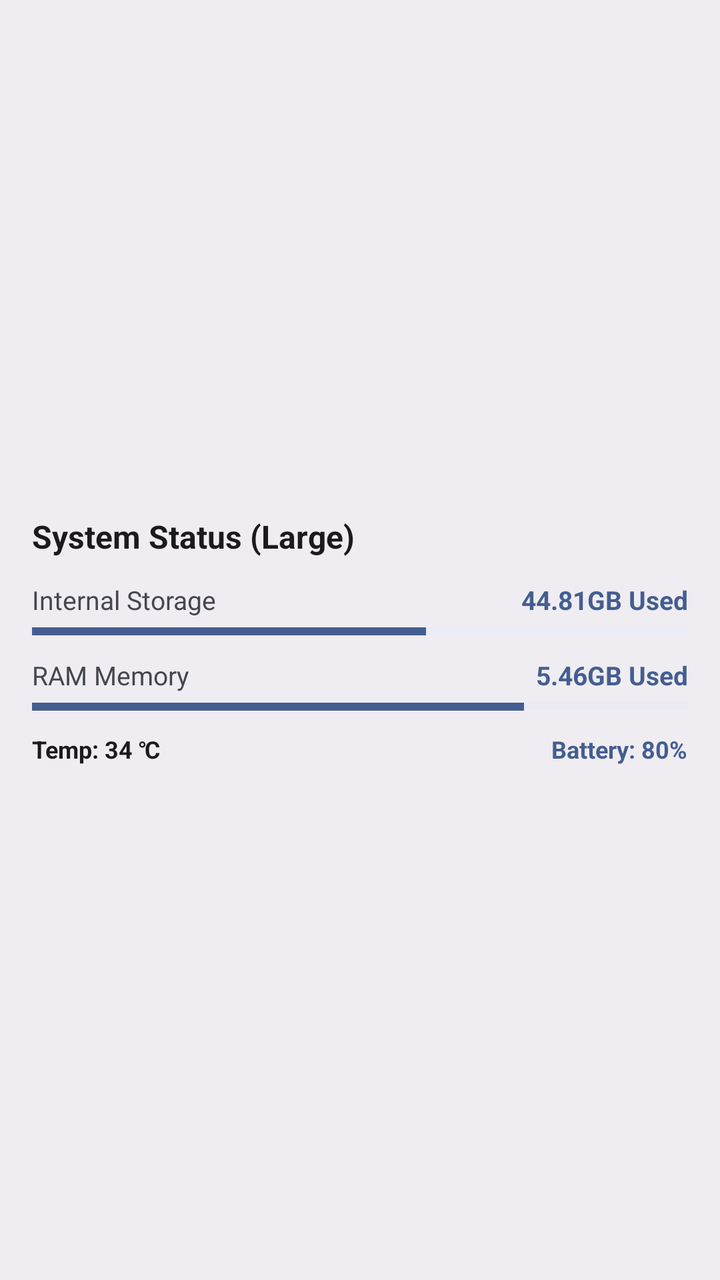
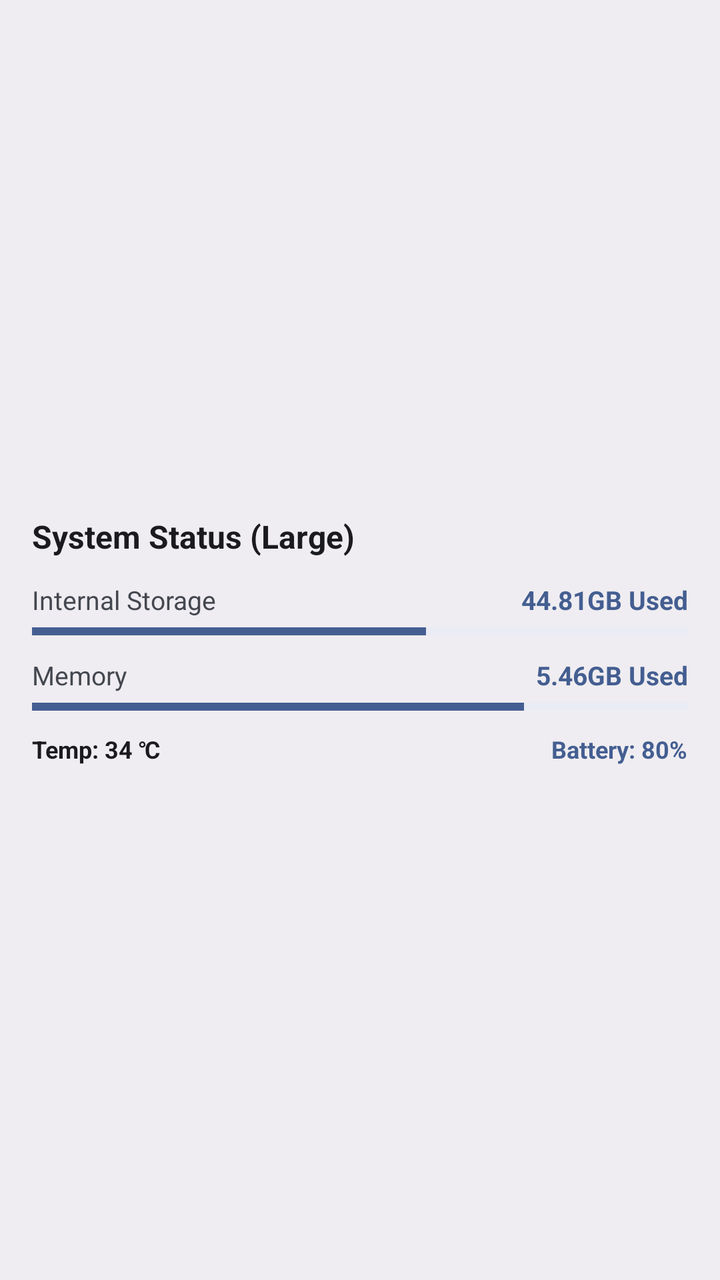

An Android layout rendered at two revisions. The XML below is the earlier revision; the diff shows what the commit changed to produce the second picture.
<!-- AndroidManifest.xml: application theme Theme.DevPulse -->
<!-- res/layout/widget_large.xml -->
<?xml version="1.0" encoding="utf-8"?>
<LinearLayout xmlns:android="http://schemas.android.com/apk/res/android"
    xmlns:app="http://schemas.android.com/apk/res-auto"
    android:layout_width="match_parent"
    android:layout_height="match_parent"
    android:background="?attr/colorSurfaceContainer"
    android:theme="@style/Theme.Material3.DynamicColors.DayNight"
    android:orientation="vertical"
    android:padding="16dp"
    android:gravity="center_vertical">

    <TextView
        android:layout_width="wrap_content"
        android:layout_height="wrap_content"
        android:text="System Status (Large)"
        android:textColor="?attr/colorOnSurface"
        android:textSize="16sp"
        android:textStyle="bold"
        android:layout_marginBottom="12dp" />

    
    <LinearLayout
        android:layout_width="match_parent"
        android:layout_height="wrap_content"
        android:orientation="vertical"
        android:layout_marginBottom="10dp">

        <LinearLayout
            android:layout_width="match_parent"
            android:layout_height="wrap_content"
            android:orientation="horizontal">
            <TextView
                android:layout_width="0dp"
                android:layout_height="wrap_content"
                android:layout_weight="1"
                android:text="Internal Storage"
                android:textColor="?attr/colorOnSurfaceVariant"
                android:textSize="13sp" />
            <TextView
                android:id="@+id/widget_large_storage_text"
                android:layout_width="wrap_content"
                android:layout_height="wrap_content"
                android:text="44.81GB Used"
                android:textColor="?attr/colorPrimary"
                android:textSize="13sp"
                android:textStyle="bold" />
        </LinearLayout>

        <ProgressBar
            android:id="@+id/widget_large_storage_progress"
            style="?android:attr/progressBarStyleHorizontal"
            android:layout_width="match_parent"
            android:layout_height="6dp"
            android:progress="60"
            android:layout_marginTop="4dp"
            android:progressTint="?attr/colorPrimary"
            android:progressBackgroundTint="?attr/colorPrimaryContainer" />
    </LinearLayout>

    
    <LinearLayout
        android:layout_width="match_parent"
        android:layout_height="wrap_content"
        android:orientation="vertical"
        android:layout_marginBottom="10dp">

        <LinearLayout
            android:layout_width="match_parent"
            android:layout_height="wrap_content"
            android:orientation="horizontal">
            <TextView
                android:layout_width="0dp"
                android:layout_height="wrap_content"
                android:layout_weight="1"
                android:text="RAM Memory"
                android:textColor="?attr/colorOnSurfaceVariant"
                android:textSize="13sp" />
            <TextView
                android:id="@+id/widget_large_ram_text"
                android:layout_width="wrap_content"
                android:layout_height="wrap_content"
                android:text="5.46GB Used"
                android:textColor="?attr/colorPrimary"
                android:textSize="13sp"
                android:textStyle="bold" />
        </LinearLayout>

        <ProgressBar
            android:id="@+id/widget_large_ram_progress"
            style="?android:attr/progressBarStyleHorizontal"
            android:layout_width="match_parent"
            android:layout_height="6dp"
            android:progress="75"
            android:layout_marginTop="4dp"
            android:progressTint="?attr/colorPrimary"
            android:progressBackgroundTint="?attr/colorPrimaryContainer" />
    </LinearLayout>

    
    <LinearLayout
        android:layout_width="match_parent"
        android:layout_height="wrap_content"
        android:orientation="horizontal">

        <TextView
            android:id="@+id/widget_large_temp_text"
            android:layout_width="0dp"
            android:layout_height="wrap_content"
            android:layout_weight="1"
            android:text="Temp: 34 ℃"
            android:textColor="?attr/colorOnSurface"
            android:textSize="12sp"
            android:textStyle="bold" />

        <TextView
            android:id="@+id/widget_large_battery_text"
            android:layout_width="wrap_content"
            android:layout_height="wrap_content"
            android:text="Battery: 80%"
            android:textColor="?attr/colorPrimary"
            android:textSize="12sp"
            android:textStyle="bold" />
    </LinearLayout>

</LinearLayout>
<!-- resources referenced by this layout -->
<resources>
  <style name="Theme.DevPulse" parent="Theme.Material3.DayNight.NoActionBar" />
</resources>

<!-- the commit's change to res/layout/widget_large.xml (unified diff, before → after) -->
@@ -12,7 +12,7 @@
     <TextView
         android:layout_width="wrap_content"
         android:layout_height="wrap_content"
-        android:text="System Status (Large)"
+        android:text="@string/widget_title_large"
         android:textColor="?attr/colorOnSurface"
         android:textSize="16sp"
         android:textStyle="bold"
@@ -33,7 +33,7 @@
                 android:layout_width="0dp"
                 android:layout_height="wrap_content"
                 android:layout_weight="1"
-                android:text="Internal Storage"
+                android:text="@string/dashboard_internal_storage"
                 android:textColor="?attr/colorOnSurfaceVariant"
                 android:textSize="13sp" />
             <TextView
@@ -72,7 +72,7 @@
                 android:layout_width="0dp"
                 android:layout_height="wrap_content"
                 android:layout_weight="1"
-                android:text="RAM Memory"
+                android:text="@string/tab_memory"
                 android:textColor="?attr/colorOnSurfaceVariant"
                 android:textSize="13sp" />
             <TextView
<!-- resource entries referenced after the edit -->
@@ -1,5 +1,8 @@
 <!-- resources referenced by this layout -->
 <resources>
+  <string name="dashboard_internal_storage">Internal Storage</string>
+  <string name="tab_memory">Memory</string>
+  <string name="widget_title_large">System Status (Large)</string>
   <style name="Theme.DevPulse" parent="Theme.Material3.DayNight.NoActionBar" />
 </resources>
 
